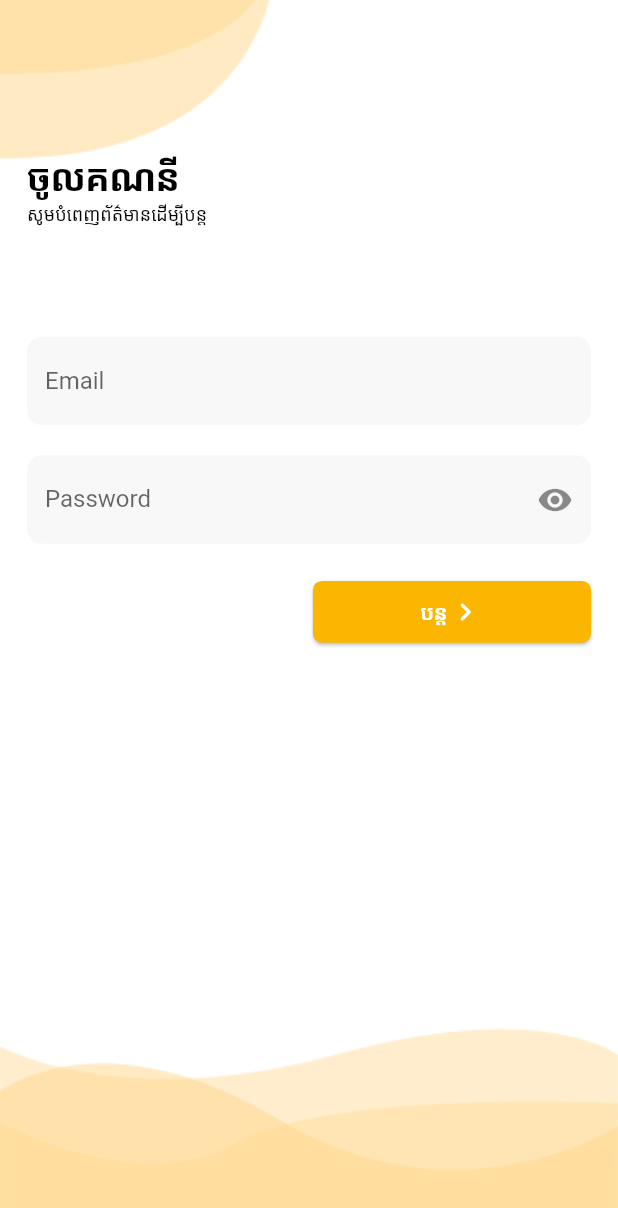
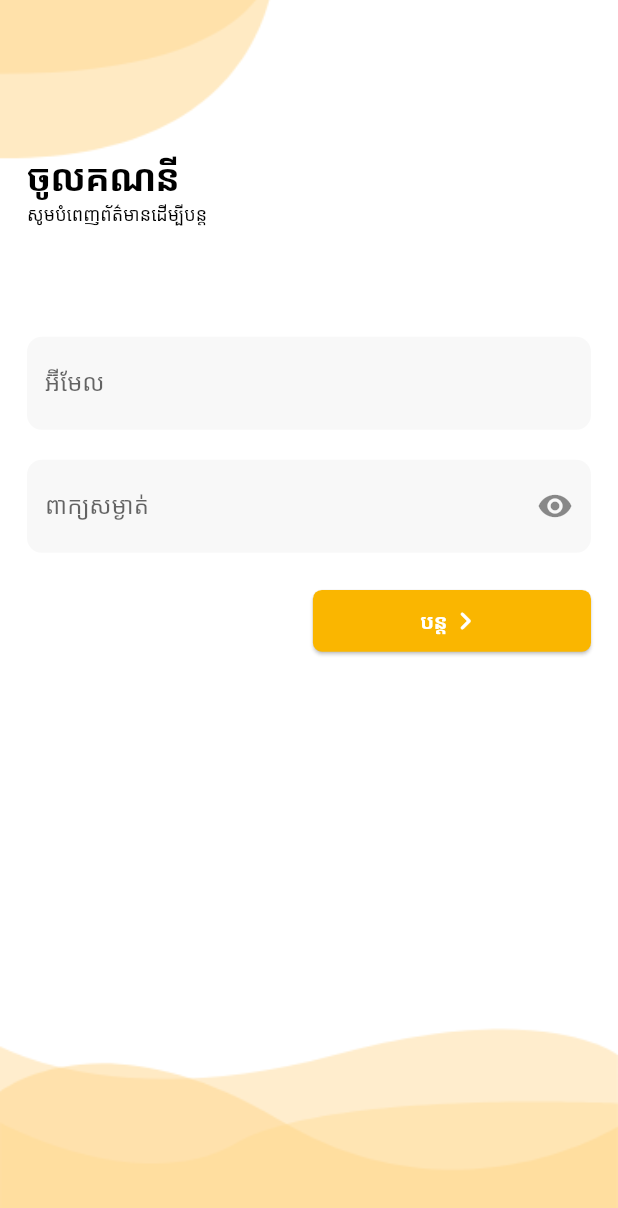
Before and after one commit to TepDe/WooiProject, a Flutter app: the screen it shows after launch, on a phone screen of 412 x 824 dp. Shown: the top 1208 px of the screen. Run offline on Flutter 3.47's test engine with Material 2 defaults, Android fonts, the phone set to English and light mode, and no system bars; our stand-ins replace cloud_firestore, firebase_auth, firebase_core, firebase_database, flutter_local_notifications, fluttertoast and 7 more; missing offline and left inert: dart:ffi; accounts and stored records are empty; statements that could not run were skipped.

Commit message:
Update LoginScreen.dart

```diff
--- a/lib/LoginScreen.dart
+++ b/lib/LoginScreen.dart
@@ -60,7 +60,7 @@ class _LogInScreenState extends State<LogInScreen> {
                   Column(
                     children: [
                       reUse.reUseTextBox(
-                          icon: Icon(Icons.email), controller: userEmail, hind: 'Email', obscureText: false),
+                          icon: Icon(Icons.email), controller: userEmail, hind: 'អ៊ីមែល', obscureText: false),
                       const SizedBox(
                         height: 20,
                       ),
@@ -76,7 +76,7 @@ class _LogInScreenState extends State<LogInScreen> {
                           suffixIcon: Icons.remove_red_eye,
                           icon: Icon(Icons.password),
                           controller: userPassword,
-                          hind: 'Password',
+                          hind: 'ពាក្យសម្ងាត់',
                           obscureText: obscureText),
                     ],
                   ),
```
